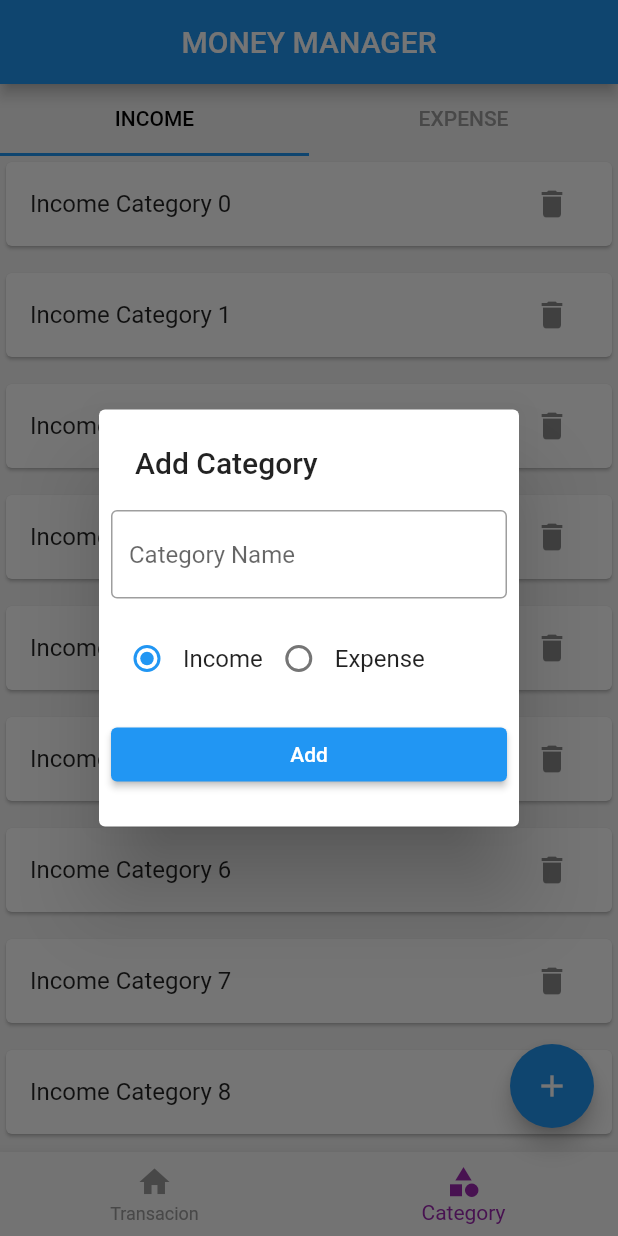
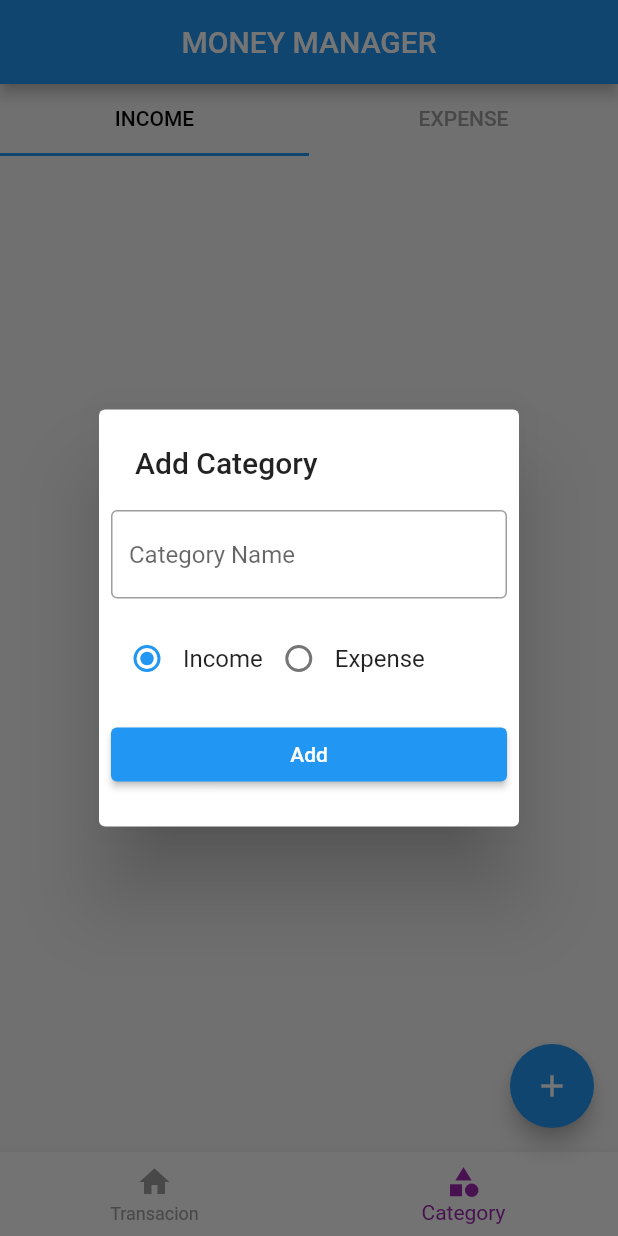
Before and after one commit to mirza-d3x/Money_manger_App, a Flutter app: the screen it shows after launch, item 2 of the bottom bar chosen, after a tap on the "add" icon, on a phone screen of 412 x 824 dp. Run offline on Flutter 3.47's test engine with Material 2 defaults, Android fonts, the phone set to English and light mode, and no system bars; our stand-ins replace hive, hive_flutter; accounts and stored records are empty.

Commit message:
all data displaying correctly in category pages

```diff
--- a/lib/db/category/category_db.dart
+++ b/lib/db/category/category_db.dart
@@ -1,20 +1,34 @@
+import 'package:flutter/foundation.dart';
+import 'package:flutter/widgets.dart';
 import 'package:hive/hive.dart';
 import 'package:money_manager/models/category/category_model.dart';
 
 abstract class CategoryDbFunctions {
- Future <List<CategoryModel>> getCategories();
+  Future<List<CategoryModel>> getCategories();
   Future<void> insertCategory(CategoryModel value);
 }
 
 const CATEGORY_DB_NAME = 'category-database';
 
-class CategoryDb implements CategoryDbFunctions {
+class CategoryDB implements CategoryDbFunctions {
+  CategoryDB._internal();
+  static CategoryDB instance = CategoryDB._internal();
+
+  factory CategoryDB() {
+    return instance;
+  }
+
+  ValueNotifier<List<CategoryModel>> incomeCategoryListListener =
+      ValueNotifier([]);
+  ValueNotifier<List<CategoryModel>> expenseCategoryListListener =
+      ValueNotifier([]);
+
   @override
   Future<void> insertCategory(CategoryModel value) async {
-
     // add
     final _categoryDB = await Hive.openBox<CategoryModel>(CATEGORY_DB_NAME);
     await _categoryDB.add(value);
+    refreshUI();
   }
 
   @override
@@ -24,4 +38,24 @@ class CategoryDb implements CategoryDbFunctions {
     // .toList() to convert to List
     return _categoryDB.values.toList();
   }
+
+  // this fucntion written for refresh UI
+  Future<void> refreshUI() async {
+    final _allCategories = await getCategories();
+    incomeCategoryListListener.value.clear();
+    expenseCategoryListListener.value.clear();
+    await Future.forEach(
+      _allCategories,
+      (CategoryModel category) {
+        if (category.type == CategoryType.income) {
+          incomeCategoryListListener.value.add(category);
+        } else {
+          expenseCategoryListListener.value.add(category);
+        }
+      },
+    );
+
+    incomeCategoryListListener.notifyListeners();
+    expenseCategoryListListener.notifyListeners();
+  }
 }
--- a/lib/screens/category/category_add_popup.dart
+++ b/lib/screens/category/category_add_popup.dart
@@ -1,19 +1,22 @@
 import 'package:flutter/material.dart';
+import 'package:money_manager/db/category/category_db.dart';
 import 'package:money_manager/models/category/category_model.dart';
 
 ValueNotifier<CategoryType> selectedCategoryNotifier =
     ValueNotifier(CategoryType.income);
 
 Future<void> showCategoryAddPopup(BuildContext context) async {
+  final _nameEditingController = TextEditingController();
   showDialog(
     context: context,
     builder: (ctx) {
       return SimpleDialog(
-        title: Text('Add Category'),
+        title: const Text('Add Category'),
         children: [
           Padding(
             padding: const EdgeInsets.all(8.0),
             child: TextFormField(
+              controller: _nameEditingController,
               decoration: const InputDecoration(
                 hintText: 'Category Name',
                 border: OutlineInputBorder(
@@ -35,7 +38,21 @@ Future<void> showCategoryAddPopup(BuildContext context) async {
           Padding(
             padding: const EdgeInsets.all(8.0),
             child: ElevatedButton(
-              onPressed: () {},
+              onPressed: () {
+                final _name = _nameEditingController.text;
+                if (_name.isEmpty) {
+                  return;
+                }
+                final type = selectedCategoryNotifier.value;
+                final _category = CategoryModel(
+                  id: DateTime.now().microsecondsSinceEpoch.toString(),
+                  name: _name,
+                  type: type,
+                );
+
+                CategoryDB().insertCategory(_category);
+                Navigator.of(ctx).pop();
+              },
               child: const Text('Add'),
             ),
           ),
--- a/lib/screens/category/income_category_list.dart
+++ b/lib/screens/category/income_category_list.dart
@@ -1,18 +1,28 @@
 import 'package:flutter/material.dart';
+import 'package:money_manager/db/category/category_db.dart';
+import 'package:money_manager/models/category/category_model.dart';
 
 class IncomeCategoryList extends StatelessWidget {
   const IncomeCategoryList({Key? key}) : super(key: key);
 
   @override
   Widget build(BuildContext context) {
+   return ValueListenableBuilder(
+      valueListenable: CategoryDB().incomeCategoryListListener,
+      builder: (
+        BuildContext ctx,
+        List<CategoryModel> newList,
+        Widget? _,
+      ) {
         return ListView.separated(
             itemBuilder: (ctx, index) {
+              final category = newList[index];
               return Card(
                 child: ListTile(
-              title: Text('Income Category $index'),
+                  title: Text(category.name),
                   trailing: IconButton(
                     onPressed: () {},
-                icon: Icon(Icons.delete),
+                    icon: const Icon(Icons.delete),
                   ),
                 ),
               );
@@ -22,6 +32,8 @@ class IncomeCategoryList extends StatelessWidget {
                 height: 10,
               );
             },
-        itemCount: 100);
+            itemCount: newList.length);
+      },
+    );
   }
 }
--- a/lib/screens/category/screen_category.dart
+++ b/lib/screens/category/screen_category.dart
@@ -17,10 +17,7 @@ class _ScreenCategoryState extends State<ScreenCategory>
   @override
   void initState() {
     _tabController = TabController(length: 2, vsync: this);
-    CategoryDb().getCategories().then((value) {
-      print('Categories get');
-      print(value.toString());
-    });
+    CategoryDB().refreshUI();
     super.initState();
   }
 
@@ -32,7 +29,7 @@ class _ScreenCategoryState extends State<ScreenCategory>
           controller: _tabController,
           labelColor: Colors.black,
           unselectedLabelColor: Colors.grey,
-          tabs: [
+          tabs: const [
             Tab(
               text: 'INCOME',
             ),
```
Also changed, not shown: lib/screens/category/expense_category_list.dart (+15 -3 lines). Lines whose indentation alone changed are shown as unchanged.
